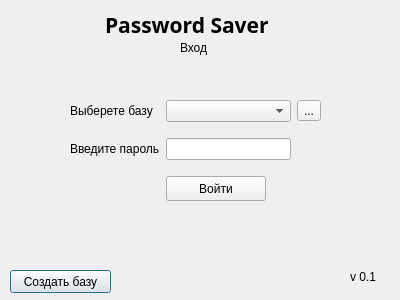
The window that ui/StartWindow.ui (Kerman1337/Keyforgetful) describes before a commit, drawn with Qt 5.
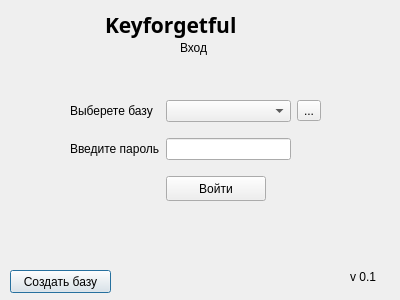
The same window after the commit.

Diff of the .ui file:
```diff
--- a/ui/StartWindow.ui
+++ b/ui/StartWindow.ui
@@ -85,7 +85,7 @@
     </font>
    </property>
    <property name="text">
-    <string>Password Saver</string>
+    <string>Keyforgetful</string>
    </property>
   </widget>
   <widget class="QWidget" name="gridLayoutWidget">
```
